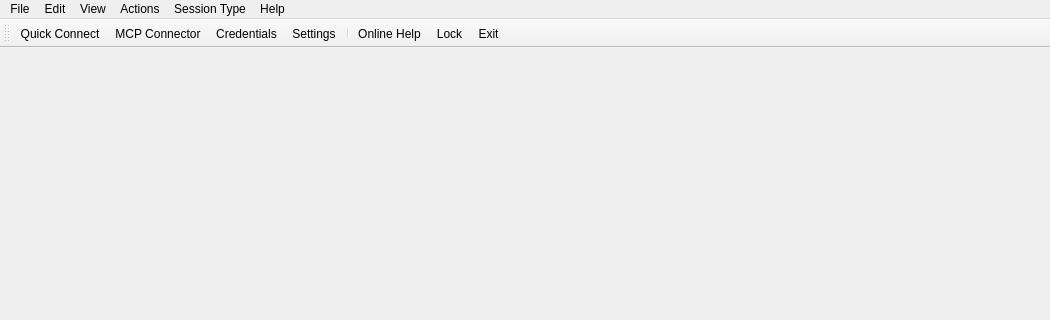
The window that source/client/desktop/main_window.ui (dchapyshev/aspia) describes before a commit, drawn with Qt 5; both pictures show x 0 to 1050 and y 0 to 320 of the 1050 by 750 pixel window.
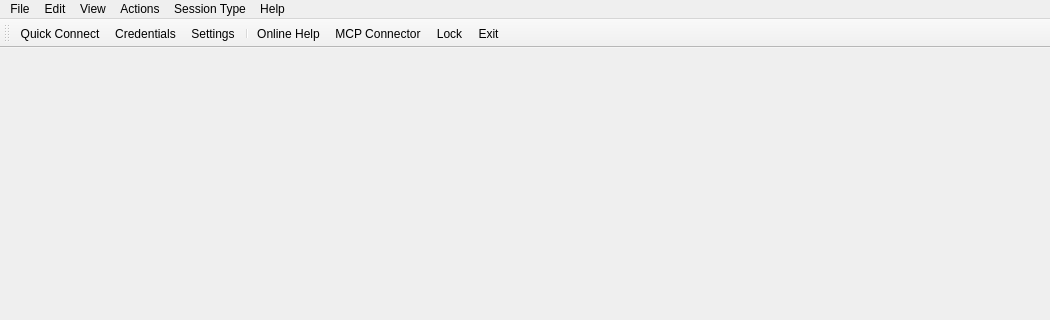
The same window after the commit. Icons and pictures are not drawn. Custom widgets are drawn as their Qt base class.

Diff of the .ui file:
```diff
--- a/source/client/desktop/main_window.ui
+++ b/source/client/desktop/main_window.ui
@@ -126,11 +126,11 @@
     <bool>false</bool>
    </attribute>
    <addaction name="action_quick_connect"/>
-   <addaction name="action_mcp_connector"/>
    <addaction name="action_credentials"/>
    <addaction name="action_settings"/>
    <addaction name="separator"/>
    <addaction name="action_help"/>
+   <addaction name="action_mcp_connector"/>
    <addaction name="action_lock"/>
    <addaction name="action_exit"/>
   </widget>
```
Left out of the diff: 2 changed lines with no effect on the pictures.
